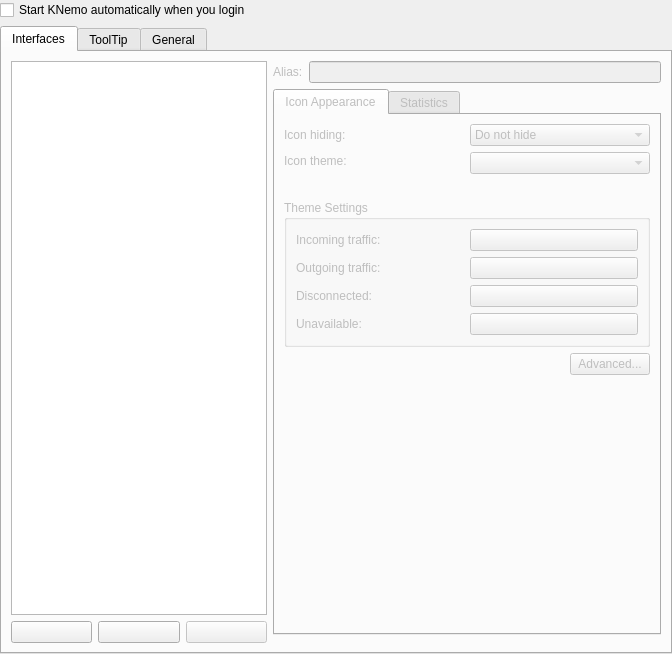
Above: src/kcm/configdlg.ui from KDE/knemo before the change. Below: the same form after it.
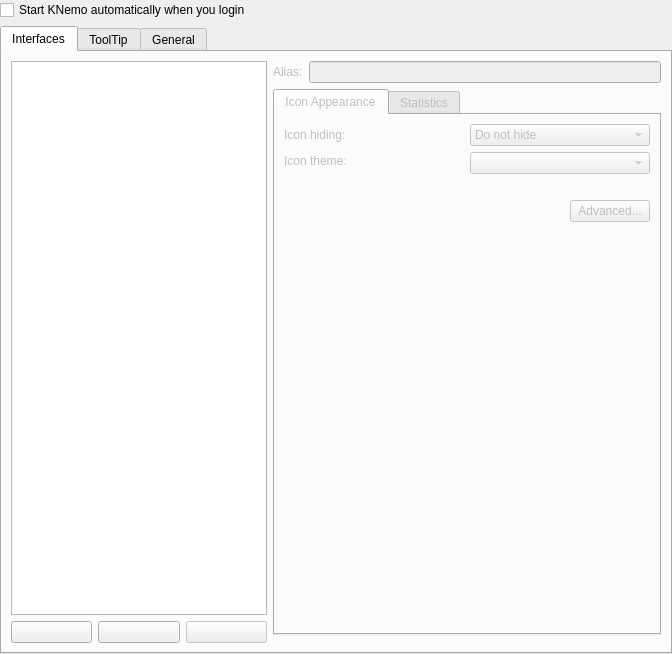
That is the form after the change. Custom widgets are drawn as their Qt base class.

Commit message:
Use KColorScheme for text and bar icons
For now (?) use the Active and Neutral colors for rx & tx respectively.

This also means that there's no more dynamic color change depending on
traffic rate.

Patch:
```diff
--- a/src/kcm/configdlg.ui
+++ b/src/kcm/configdlg.ui
@@ -259,63 +259,6 @@
              </item>
             </layout>
            </item>
-           <item>
-            <widget class="QGroupBox" name="themeColorBox">
-             <property name="title">
-              <string>Theme Settings</string>
-             </property>
-             <layout class="QHBoxLayout" name="horizontalLayout_2">
-              <item>
-               <layout class="QVBoxLayout" name="verticalLayout_8">
-                <item>
-                 <widget class="QLabel" name="colorIncomingLabel">
-                  <property name="text">
-                   <string>Incoming traffic:</string>
-                  </property>
-                 </widget>
-                </item>
-                <item>
-                 <widget class="QLabel" name="colorOutgoingLabel">
-                  <property name="text">
-                   <string>Outgoing traffic:</string>
-                  </property>
-                 </widget>
-                </item>
-                <item>
-                 <widget class="QLabel" name="colorDisabledLabel">
-                  <property name="text">
-                   <string>Disconnected:</string>
-                  </property>
-                 </widget>
-                </item>
-                <item>
-                 <widget class="QLabel" name="colorUnavailableLabel">
-                  <property name="text">
-                   <string>Unavailable:</string>
-                  </property>
-                 </widget>
-                </item>
-               </layout>
-              </item>
-              <item>
-               <layout class="QVBoxLayout" name="verticalLayout_5">
-                <item>
-                 <widget class="KColorButton" name="colorIncoming"/>
-                </item>
-                <item>
-                 <widget class="KColorButton" name="colorOutgoing"/>
-                </item>
-                <item>
-                 <widget class="KColorButton" name="colorDisabled"/>
-                </item>
-                <item>
-                 <widget class="KColorButton" name="colorUnavailable"/>
-                </item>
-               </layout>
-              </item>
-             </layout>
-            </widget>
-           </item>
            <item>
             <layout class="QHBoxLayout" name="horizontalLayout_11">
              <item>
@@ -877,13 +820,6 @@
    </item>
   </layout>
  </widget>
- <customwidgets>
-  <customwidget>
-   <class>KColorButton</class>
-   <extends>QPushButton</extends>
-   <header>kcolorbutton.h</header>
-  </customwidget>
- </customwidgets>
  <tabstops>
   <tabstop>checkBoxStartKNemo</tabstop>
   <tabstop>tabWidgetConfiguration</tabstop>
```
Left out of the diff: 4 changed lines with no effect on the pictures. The commit also changes 12 other files.
